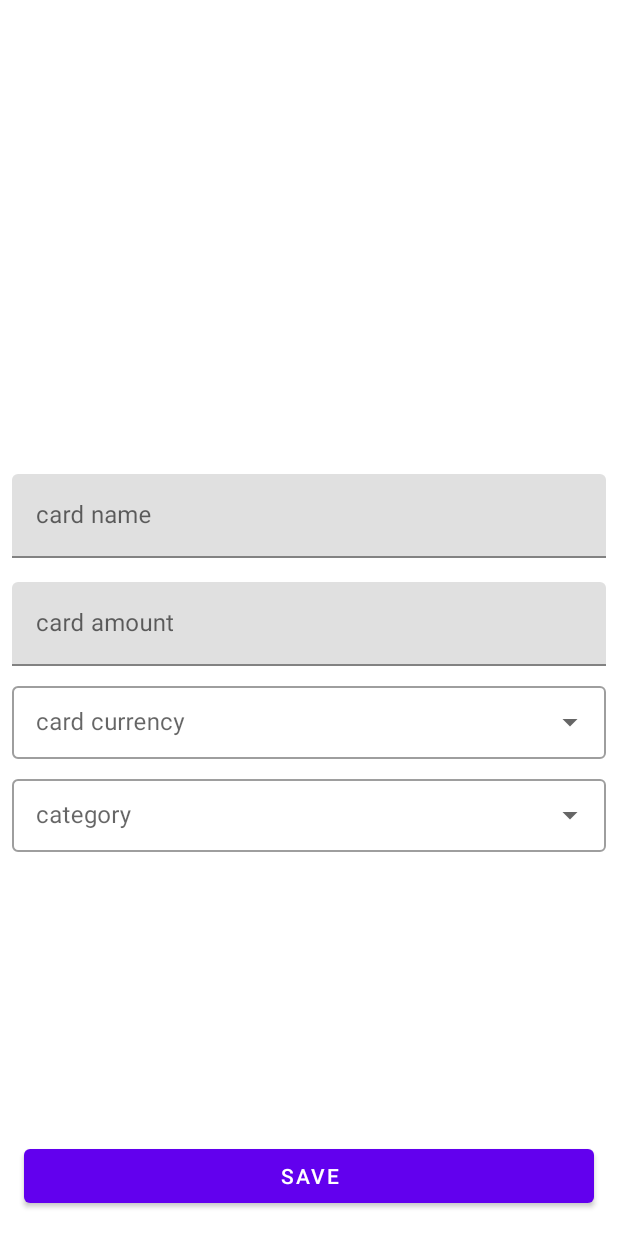
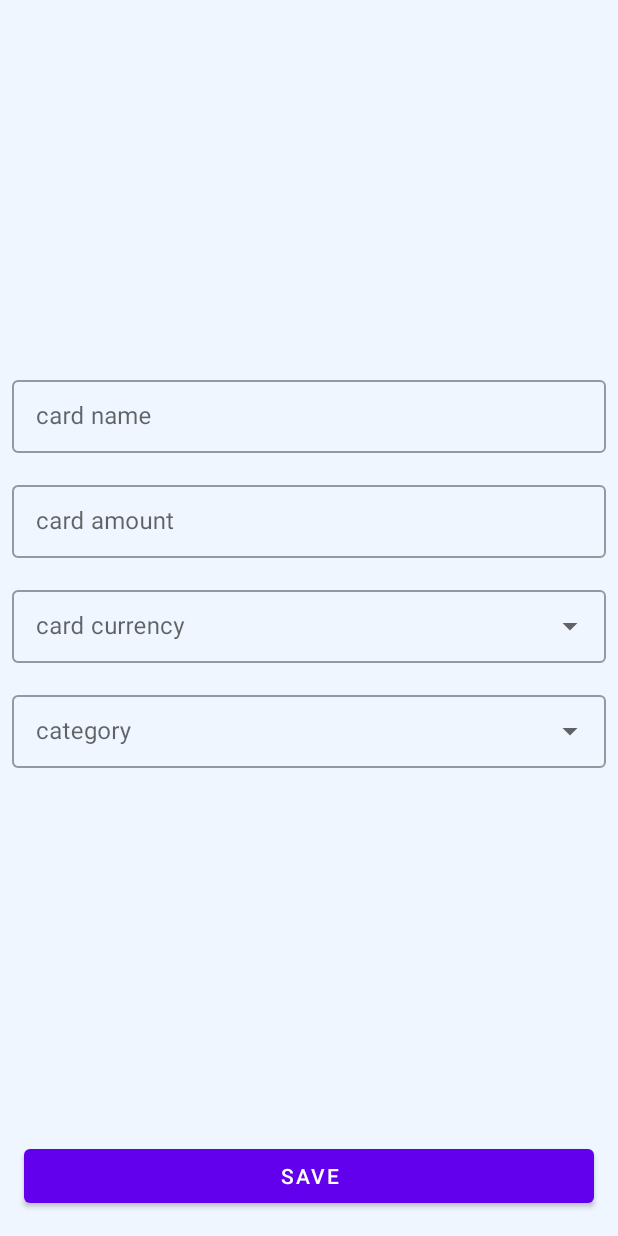
Before and after one commit to emdasoft/My_Savings, an Android app: the screen it shows after launch (MainActivity), after a tap on an icon or button, on a phone screen of 412 x 824 dp. Run offline under Robolectric (Android 15) with nearby library versions, the phone set to English and light mode, and no system bars; our stand-ins replace Room's generated code; Roboto replaces fonts that are not available here.

Commit message:
add_edit_mode

```diff
--- a/app/src/main/java/com/emdasoft/mysavings/presentation/CardFragment.kt
+++ b/app/src/main/java/com/emdasoft/mysavings/presentation/CardFragment.kt
@@ -14,12 +14,20 @@ import com.emdasoft.mysavings.domain.entity.Currency
 
 class CardFragment : Fragment() {
 
+    private var screenMode = UNKNOWN_SCREEN_MODE
+    private var cardItemId = UNDEFINED_ID
+
     private var _binding: FragmentCardBinding? = null
     private val binding: FragmentCardBinding
         get() = _binding ?: throw RuntimeException("FragmentAddCardBinding = null")
 
     private val viewModel by lazy {
         ViewModelProvider(this)[CardItemViewModel::class.java]
+    }
+
+    override fun onCreate(savedInstanceState: Bundle?) {
+        super.onCreate(savedInstanceState)
+        parseArgs()
     }
 
     override fun onCreateView(
@@ -33,12 +41,24 @@ class CardFragment : Fragment() {
     override fun onViewCreated(view: View, savedInstanceState: Bundle?) {
         super.onViewCreated(view, savedInstanceState)
 
-        setTextChangedListeners()
+        launchRightMode()
 
         viewModelObserve()
 
         bindAutoCompletes()
 
+        setTextChangedListeners()
+
+    }
+
+    private fun launchRightMode() {
+        when (screenMode) {
+            EDIT_MODE -> launchEditMode()
+            ADD_MODE -> launchAddMode()
+        }
+    }
+
+    private fun launchAddMode() {
         with(binding) {
             saveButton.setOnClickListener {
                 viewModel.addCard(
@@ -48,6 +68,37 @@ class CardFragment : Fragment() {
                     autoCompleteCategory.text?.toString()
                 )
             }
+        }
+    }
+
+    private fun launchEditMode() {
+        viewModel.getCardItem(cardItemId)
+        viewModel.cardItemLD.observe(viewLifecycleOwner) {
+            with(binding) {
+                etTitle.setText(it.title)
+                etCount.setText(it.amount.toString())
+            }
+        }
+        with(binding) {
+            saveButton.setOnClickListener {
+                viewModel.editCard(
+                    etTitle.text?.toString(),
+                    etCount.text?.toString(),
+                    autoCompleteCurrency.text?.toString(),
+                    autoCompleteCategory.text?.toString()
+                )
+            }
+        }
+    }
+
+    private fun parseArgs() {
+        if (requireArguments().containsKey(SCREEN_MODE)) {
+            requireArguments().getString(SCREEN_MODE)?.let {
+                screenMode = it
+            }
+        } else throw RuntimeException("Unknown screen mode")
+        if (screenMode == EDIT_MODE) {
+            cardItemId = requireArguments().getInt(ITEM_ID)
         }
     }
 
@@ -145,7 +196,30 @@ class CardFragment : Fragment() {
 
     companion object {
 
-        @JvmStatic
-        fun newInstance() = CardFragment()
+        private const val SCREEN_MODE = "screen_mode"
+        private const val ITEM_ID = "item_id"
+        private const val ADD_MODE = "add_mode"
+        private const val EDIT_MODE = "edit_mode"
+        private const val UNDEFINED_ID = -1
+        private const val UNKNOWN_SCREEN_MODE = ""
+
+
+        fun newInstanceAddMode(): CardFragment {
+            return CardFragment().apply {
+                arguments = Bundle().apply {
+                    putString(SCREEN_MODE, ADD_MODE)
+                }
+            }
+        }
+
+        fun newInstanceEditMode(cardItemId: Int): CardFragment {
+            return CardFragment().apply {
+                arguments = Bundle().apply {
+                    putString(SCREEN_MODE, EDIT_MODE)
+                    putInt(ITEM_ID, cardItemId)
+                }
+            }
+        }
     }
+
 }
--- a/app/src/main/java/com/emdasoft/mysavings/presentation/CardListAdapter.kt
+++ b/app/src/main/java/com/emdasoft/mysavings/presentation/CardListAdapter.kt
@@ -75,6 +75,8 @@ class CardListAdapter(
 
         fun setOnRecycleClickListener(cardItem: CardItem)
 
+        fun setOnEditClickListener(cardItem: CardItem)
+
     }
 
 }
--- a/app/src/main/java/com/emdasoft/mysavings/presentation/CardViewHolder.kt
+++ b/app/src/main/java/com/emdasoft/mysavings/presentation/CardViewHolder.kt
@@ -24,6 +24,9 @@ class CardViewHolder(itemView: View) : RecyclerView.ViewHolder(itemView) {
             deleteButton.setOnClickListener {
                 listener.setOnRecycleClickListener(cardItem)
             }
+            editButton.setOnClickListener {
+                listener.setOnEditClickListener(cardItem)
+            }
         }
 
 }
--- a/app/src/main/java/com/emdasoft/mysavings/presentation/MainFragment.kt
+++ b/app/src/main/java/com/emdasoft/mysavings/presentation/MainFragment.kt
@@ -49,7 +49,7 @@ class MainFragment : Fragment(), CardListAdapter.SetOnClickListeners {
 
         binding.tempButtonAdd.setOnClickListener {
             requireActivity().supportFragmentManager.beginTransaction()
-                .replace(R.id.main_container, CardFragment.newInstance())
+                .replace(R.id.main_container, CardFragment.newInstanceAddMode())
                 .addToBackStack(null)
                 .commit()
         }
@@ -111,6 +111,13 @@ class MainFragment : Fragment(), CardListAdapter.SetOnClickListeners {
         viewModel.deleteItem(cardItem)
     }
 
+    override fun setOnEditClickListener(cardItem: CardItem) {
+        requireActivity().supportFragmentManager.beginTransaction()
+            .replace(R.id.main_container, CardFragment.newInstanceEditMode(cardItem.id))
+            .addToBackStack(null)
+            .commit()
+    }
+
     override fun onDestroyView() {
         super.onDestroyView()
         _binding = null
--- /dev/null
+++ b/app/src/main/res/drawable/ic_edit.xml
@@ -0,0 +1,6 @@
+<vector android:height="24dp" android:tint="#FFFFFF"
+    android:viewportHeight="24" android:viewportWidth="24"
+    android:width="24dp" xmlns:android="http://schemas.android.com/apk/res/android">
+    <path android:fillColor="@android:color/white" android:pathData="M3,17.25l0,3.75l3.75,0l11.06,-11.06l-3.75,-3.75z"/>
+    <path android:fillColor="@android:color/white" android:pathData="M20.71,5.63l-2.34,-2.34c-0.39,-0.39 -1.02,-0.39 -1.41,0l-1.83,1.83l3.75,3.75l1.83,-1.83C21.1,6.65 21.1,6.02 20.71,5.63z"/>
+</vector>
--- a/app/src/main/res/layout/dropdown_item.xml
+++ b/app/src/main/res/layout/dropdown_item.xml
@@ -4,6 +4,5 @@
     android:layout_width="match_parent"
     android:layout_height="wrap_content"
     android:padding="15dp"
-    android:textColor="@color/black"
-    android:textSize="18sp"
-    android:textStyle="bold" />
+    android:textColor="@color/title_color"
+    android:textSize="16sp" />
--- a/app/src/main/res/layout/fragment_card.xml
+++ b/app/src/main/res/layout/fragment_card.xml
@@ -4,10 +4,12 @@
     xmlns:tools="http://schemas.android.com/tools"
     android:layout_width="match_parent"
     android:layout_height="match_parent"
+    android:background="@color/background"
     tools:context=".presentation.CardFragment">
 
     <com.google.android.material.textfield.TextInputLayout
         android:id="@+id/til_title"
+        style="@style/Widget.MaterialComponents.TextInputLayout.OutlinedBox.Dense"
         android:layout_width="match_parent"
         android:layout_height="wrap_content"
         android:layout_margin="8dp"
@@ -21,17 +23,19 @@
         <com.google.android.material.textfield.TextInputEditText
             android:id="@+id/et_title"
             android:layout_width="match_parent"
-            android:layout_height="match_parent" />
+            android:layout_height="match_parent"
+            android:textCursorDrawable="@color/title_color" />
 
     </com.google.android.material.textfield.TextInputLayout>
 
     <com.google.android.material.textfield.TextInputLayout
         android:id="@+id/til_count"
+        style="@style/Widget.MaterialComponents.TextInputLayout.OutlinedBox.Dense"
         android:layout_width="match_parent"
         android:layout_height="wrap_content"
         android:layout_margin="8dp"
         android:hint="@string/amount"
-        app:layout_constraintBottom_toTopOf="@id/save_button"
+        app:layout_constraintBottom_toTopOf="@id/choose_currency"
         app:layout_constraintEnd_toEndOf="parent"
         app:layout_constraintStart_toStartOf="parent"
         app:layout_constraintTop_toBottomOf="@id/til_title">
@@ -39,7 +43,9 @@
         <com.google.android.material.textfield.TextInputEditText
             android:id="@+id/et_count"
             android:layout_width="match_parent"
-            android:layout_height="match_parent" />
+            android:layout_height="match_parent"
+            android:cursorVisible="true"
+            android:textCursorDrawable="@color/title_color" />
 
     </com.google.android.material.textfield.TextInputLayout>
 
@@ -52,6 +58,7 @@
         android:hint="@string/choose_currency"
         app:layout_constraintEnd_toEndOf="parent"
         app:layout_constraintStart_toStartOf="parent"
+        app:layout_constraintBottom_toTopOf="@id/choose_category"
         app:layout_constraintTop_toBottomOf="@id/til_count">
 
         <AutoCompleteTextView
@@ -70,6 +77,7 @@
         android:layout_margin="8dp"
         android:hint="@string/choose_category"
         app:layout_constraintEnd_toEndOf="parent"
+        app:layout_constraintBottom_toTopOf="@id/save_button"
         app:layout_constraintStart_toStartOf="parent"
         app:layout_constraintTop_toBottomOf="@id/choose_currency">
 
--- a/app/src/main/res/layout/fragment_main.xml
+++ b/app/src/main/res/layout/fragment_main.xml
@@ -4,6 +4,7 @@
     xmlns:tools="http://schemas.android.com/tools"
     android:layout_width="match_parent"
     android:layout_height="match_parent"
+    android:background="@color/background"
     tools:context=".presentation.MainFragment">
 
     <LinearLayout
--- a/app/src/main/res/values/colors.xml
+++ b/app/src/main/res/values/colors.xml
@@ -7,4 +7,9 @@
     <color name="teal_700">#FF018786</color>
     <color name="black">#FF000000</color>
     <color name="white">#FFFFFFFF</color>
+    <color name="background">#f0f6ff</color>
+    <color name="main_color1">#68A2BD</color>
+    <color name="main_color">#5A88E5</color>
+    <color name="title_color">#004261</color>
+    <color name="btn_color">#B2DAED</color>
 </resources>
```
Also changed, not shown: app/src/main/java/com/emdasoft/mysavings/presentation/CardItemViewModel.kt (+45 -2 lines), app/src/main/res/layout/card_item.xml (+10 -0 lines).
